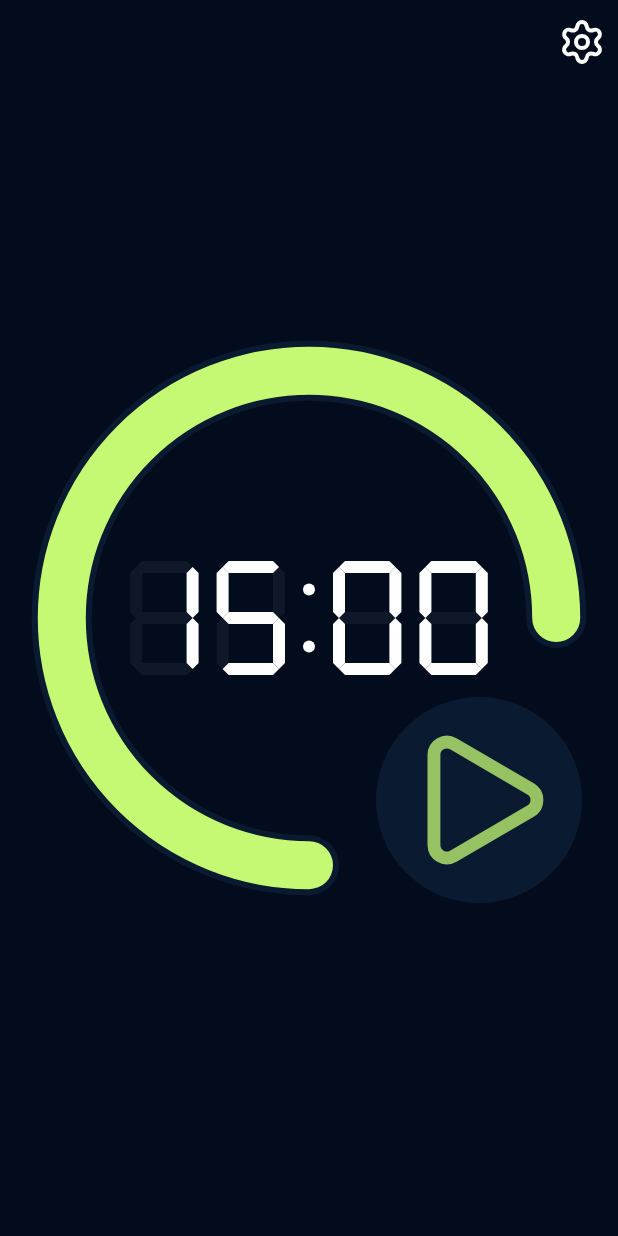
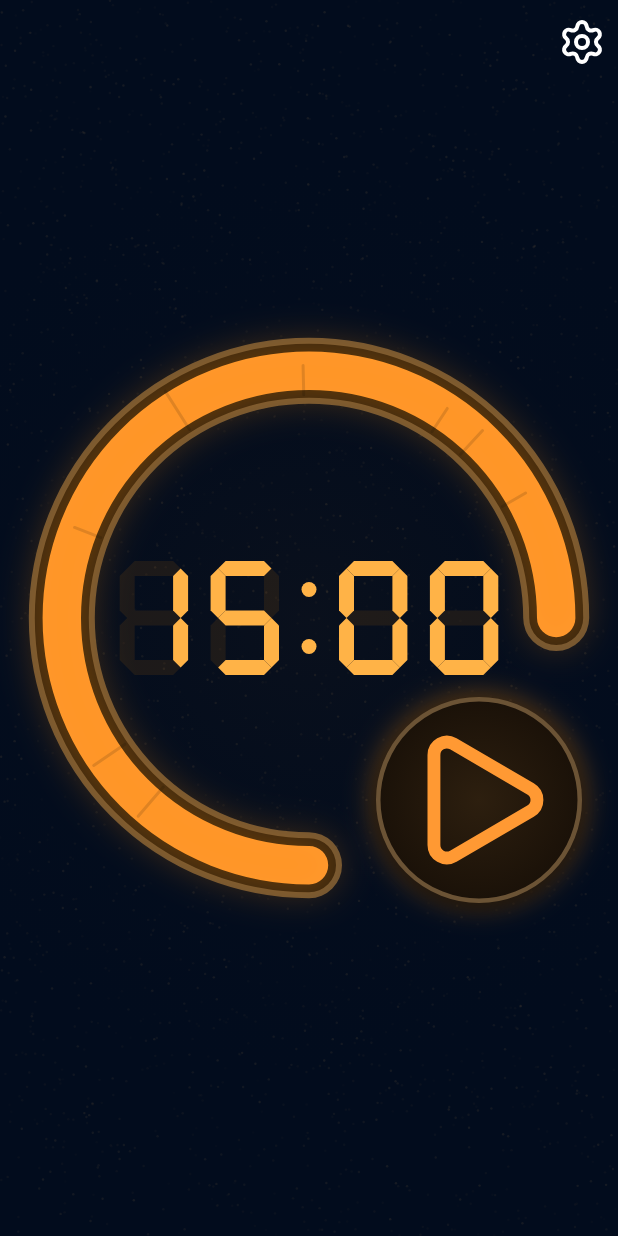
Before and after one commit to ValeriaVG/kvart, a Flutter app: the screen it shows after launch, on a phone screen of 412 x 824 dp. Run offline on Flutter 3.47's test engine with Material 3 defaults, Android fonts, the phone set to English and light mode, and no system bars; our stand-ins replace flutter_local_notifications, in_app_review, just_audio, lucide_icons_flutter, shared_preferences, vibration and 1 more.

Commit message:
chore: add vintage amber theme

```diff
--- /dev/null
+++ b/lib/themes/vintage_amber.dart
@@ -0,0 +1,434 @@
+import 'dart:math';
+
+import 'package:flutter/cupertino.dart'
+    show CupertinoTimerPicker, CupertinoTimerPickerMode;
+import 'package:flutter/material.dart';
+import 'package:kvart/timer/timer_controller.dart';
+import 'package:kvart/timer/timer_view.dart';
+import 'package:kvart/widgets/bell_animation.dart';
+import 'package:kvart/widgets/seven_segment_display.dart';
+import 'package:lucide_icons_flutter/lucide_icons.dart';
+
+/// Vintage amber theme with post-apocalyptic display aesthetics
+/// Retro-futuristic interface inspired by classic wasteland survival gear
+class VintageAmberTimerView extends StatefulWidget implements TimerView {
+  @override
+  final int secondsTotal;
+  @override
+  final int secondsElapsed;
+  @override
+  final TimerController controller;
+  final void Function(int)? onSecondsChanged;
+  @override
+  final bool ready;
+
+  const VintageAmberTimerView({
+    super.key,
+    required this.secondsTotal,
+    required this.secondsElapsed,
+    required this.controller,
+    required this.ready,
+    this.onSecondsChanged,
+  });
+
+  @override
+  State<VintageAmberTimerView> createState() => _VintageAmberTimerViewState();
+}
+
+class _VintageAmberTimerViewState extends State<VintageAmberTimerView> {
+  bool _showBellAnimation = false;
+
+  @override
+  void initState() {
+    super.initState();
+    widget.controller.stateStream.listen((state) {
+      if (state == TimerState.completed) {
+        setState(() {
+          _showBellAnimation = true;
+        });
+        // Hide the bell animation after 5 seconds
+        Future.delayed(const Duration(seconds: 5), () {
+          if (mounted) {
+            setState(() {
+              _showBellAnimation = false;
+            });
+          }
+        });
+      } else if (state == TimerState.idle) {
+        setState(() {
+          _showBellAnimation = false;
+        });
+      }
+    });
+  }
+
+  IconData get _iconForState {
+    switch (widget.controller.state) {
+      case TimerState.running:
+        return LucideIcons.pause;
+      case TimerState.idle:
+      case TimerState.paused:
+        return LucideIcons.play;
+      case TimerState.completed:
+        return LucideIcons.repeat;
+    }
+  }
+
+  void _showTimePicker() {
+    if (widget.controller.state == TimerState.running) return;
+
+    final remainingSeconds = widget.secondsTotal - widget.secondsElapsed;
+    final initialMinutes = remainingSeconds ~/ 60;
+    final initialSeconds = remainingSeconds % 60;
+
+    int selectedSeconds = remainingSeconds;
+
+    showDialog(
+      context: context,
+      barrierColor: Colors.black.withValues(alpha: 0.85),
+      builder: (BuildContext context) {
+        return Dialog.fullscreen(
+          backgroundColor: const Color(0xFF1A1108), // Dark rusty brown
+          child: SafeArea(
+            child: Column(
+              children: [
+                // Header with rusted metallic feel
+                Padding(
+                  padding: const EdgeInsets.all(16),
+                  child: Row(
+                    mainAxisAlignment: MainAxisAlignment.spaceBetween,
+                    children: [
+                      TextButton(
+                        onPressed: () => Navigator.pop(context),
+                        child: const Text(
+                          'CANCEL',
+                          style: TextStyle(
+                            color: Color(0xFF8B6F47), // Dusty tan
+                            fontSize: 16,
+                            fontWeight: FontWeight.w600,
+                            letterSpacing: 1.2,
+                          ),
+                        ),
+                      ),
+                      const Text(
+                        'SET TIMER',
+                        style: TextStyle(
+                          color: Color(0xFFFFB347), // Bright amber
+                          fontSize: 20,
+                          fontWeight: FontWeight.w700,
+                          letterSpacing: 2.0,
+                          shadows: [
+                            Shadow(color: Color(0x80FF8C00), blurRadius: 8),
+                          ],
+                        ),
+                      ),
+                      TextButton(
+                        onPressed: () {
+                          widget.onSecondsChanged?.call(selectedSeconds);
+                          Navigator.pop(context);
+                        },
+                        child: const Text(
+                          'DONE',
+                          style: TextStyle(
+                            color: Color(0xFFFF9933), // Warning amber
+                            fontSize: 16,
+                            fontWeight: FontWeight.w700,
+                            letterSpacing: 1.2,
+                          ),
+                        ),
+                      ),
+                    ],
+                  ),
+                ),
+                Container(
+                  height: 2,
+                  decoration: BoxDecoration(
+                    gradient: LinearGradient(
+                      colors: [
+                        Colors.transparent,
+                        Color(0xFF8B6F47),
+                        Colors.transparent,
+                      ],
+                    ),
+                  ),
+                ),
+                // Time Picker with terminal aesthetics
+                Expanded(
+                  child: CupertinoTimerPicker(
+                    mode: CupertinoTimerPickerMode.ms,
+                    initialTimerDuration: Duration(
+                      minutes: initialMinutes,
+                      seconds: initialSeconds,
+                    ),
+                    onTimerDurationChanged: (Duration duration) {
+                      selectedSeconds = duration.inSeconds;
+                    },
+                    backgroundColor: const Color(0xFF1A1108),
+                    itemExtent:
+                        48, // Reduced from 64 to better center the selection indicator
+                  ),
+                ),
+              ],
+            ),
+          ),
+        );
+      },
+    );
+  }
+
+  @override
+  Widget build(BuildContext context) {
+    final progress =
+        (widget.secondsTotal - widget.secondsElapsed) / widget.secondsTotal;
+    final minSide = min(
+      MediaQuery.of(context).size.width,
+      MediaQuery.of(context).size.height,
+    );
+    final digitWidth = (minSide - 32 * 2) / 5 - 24;
+    final digitHeight = digitWidth * 80 / 48;
+
+    return Stack(
+      children: [
+        // Noise and rustic lines background
+        CustomPaint(
+          painter: RusticNoisePainter(),
+          size: Size.infinite,
+          child: Container(),
+        ),
+        // Radial gradient overlay
+        Container(
+          decoration: BoxDecoration(
+            gradient: RadialGradient(
+              center: Alignment.center,
+              radius: 0.8,
+              colors: [
+                Color(0x08FF8C00), // Subtle orange glow in center
+                Colors.transparent,
+              ],
+            ),
+          ),
+        ),
+        // Main content
+          // Main timer with progress arc
+          CustomPaint(
+            painter: VintageAmberArcPainter(progress),
+            child: Center(
+              child: GestureDetector(
+                onTap: _showTimePicker,
+                child: SevenSegmentDisplay(
+                  disabled: widget.ready == false,
+                  minutes: (widget.secondsTotal - widget.secondsElapsed) ~/ 60,
+                  seconds: (widget.secondsTotal - widget.secondsElapsed) % 60,
+                  digitWidth: digitWidth,
+                  digitHeight: digitHeight,
+                  // Classic vintage amber/orange terminal color
+                  onColor: const Color(0xFFFFB347), // Bright amber
+                  offColor: const Color(
+                    0x18FF8C00,
+                  ), // Very dim amber for off segments
+                  segmentThickness: 10, // Slightly thicker for retro feel
+                ),
+              ),
+            ),
+          ),
+          // Bell animation
+          if (_showBellAnimation)
+            Positioned(
+              top: MediaQuery.of(context).size.height / 2 - minSide / 3,
+              left: MediaQuery.of(context).size.width / 2 - 32,
+              child: const BellAnimation(
+                size: 64,
+                color: Color(0xFFFFB347), // Bright amber to match theme
+              ),
+            ),
+          // Control button with rustic metallic styling
+          Positioned(
+            top: MediaQuery.of(context).size.height / 2 + minSide / 6 - 16,
+            right: (MediaQuery.of(context).size.width - minSide) / 2 + 24,
+            child: Material(
+              color: Colors.transparent,
+              child: Container(
+                width: minSide / 3,
+                height: minSide / 3,
+                decoration: BoxDecoration(
+                  // Rusty metal background with border
+                  gradient: RadialGradient(
+                    colors: [
+                      Color(0xFF2D1F0F), // Dark rusty center
+                      Color(0xFF1A1108), // Darker edges
+                    ],
+                  ),
+                  shape: BoxShape.circle,
+                  border: Border.all(
+                    color: Color(0xFF6B5335), // Rusty brown border
+                    width: 3,
+                  ),
+                  boxShadow: [
+                    BoxShadow(
+                      color: Color(0x60FF8C00),
+                      blurRadius: 16,
+                      spreadRadius: 2,
+                    ),
+                    BoxShadow(
+                      color: Colors.black.withValues(alpha: 0.5),
+                      blurRadius: 8,
+                      offset: Offset(0, 4),
+                    ),
+                  ],
+                ),
+                child: InkWell(
+                  onTap: () {
+                    if (widget.controller.state == TimerState.running) {
+                      widget.controller.pauseTimer();
+                    } else {
+                      widget.controller.startTimer();
+                    }
+                  },
+                  borderRadius: BorderRadius.circular(minSide / 6),
+                  child: Center(
+                    child: Icon(
+                      _iconForState,
+                      color: Color(0xFFFF9933), // Warning amber
+                      size: minSide / 4,
+                      shadows: [
+                        Shadow(color: Color(0xFFFF8C00), blurRadius: 12),
+                      ],
+                    ),
+                  ),
+                ),
+              ),
+            ),
+          ),
+        ],
+    );
+  }
+}
+
+/// Painter for rustic noise and scratches background
+class RusticNoisePainter extends CustomPainter {
+  @override
+  void paint(Canvas canvas, Size size) {
+    final random = Random(12345); // Fixed seed for consistent pattern
+
+    // Draw noise/grain texture with amber tones
+    final noisePaint = Paint()
+      ..style = PaintingStyle.fill;
+
+    // Create noise by drawing many small dots with amber color
+    for (var i = 0; i < 3000; i++) {
+      final x = random.nextDouble() * size.width;
+      final y = random.nextDouble() * size.height;
+      final opacity = random.nextDouble() * 0.4 + 0.1;
+      // Mix of dark amber and rust colors
+      final useAmber = random.nextBool();
+      canvas.drawCircle(
+        Offset(x, y),
+        0.8,
+        noisePaint
+          ..color = useAmber
+              ? Color.fromRGBO(139, 111, 71, opacity * 0.3) // Dusty tan
+              : Color.fromRGBO(107, 83, 53, opacity * 0.2), // Rusty brown
+      );
+    }
+
+  }
+
+  @override
+  bool shouldRepaint(covariant CustomPainter oldDelegate) => false;
+}
+
+class VintageAmberArcPainter extends CustomPainter {
+  final double progress;
+
+  VintageAmberArcPainter(this.progress);
+
+  @override
+  void paint(Canvas canvas, Size size) {
+    const startAngle = -pi * 1.5;
+    const sweepAngle = pi * 1.5;
+    const strokeWidth = 32.0;
+
+    final center = Offset(size.width / 2, size.height / 2);
+    final radius = min(size.width, size.height) * 0.4;
+    final rect = Rect.fromCircle(center: center, radius: radius);
+
+    final progressSweepAngle = sweepAngle * progress;
+
+    // Draw outer rusty border ring
+    final outerBorderPaint = Paint()
+      ..color =
+          const Color(0xFF6B5335) // Rusty brown
+      ..style = PaintingStyle.stroke
+      ..strokeWidth = strokeWidth + 12
+      ..strokeCap = StrokeCap.round;
+
+    canvas.drawArc(rect, startAngle, sweepAngle, false, outerBorderPaint);
+
+    // Draw the background track (dark rusty metal)
+    final backgroundPaint = Paint()
+      ..color = const Color(0xFF2D1F0F)
+      ..style = PaintingStyle.stroke
+      ..strokeWidth = strokeWidth + 4
+      ..strokeCap = StrokeCap.round;
+
+    canvas.drawArc(rect, startAngle, sweepAngle, false, backgroundPaint);
+
+    // Draw the progress arc with gradient effect
+    // We'll approximate gradient by drawing multiple arcs with varying opacity
+
+    final innerRadius = radius - strokeWidth / 6 + (strokeWidth / 6);
+    final innerRect = Rect.fromCircle(center: center, radius: innerRadius);
+
+    final gradientPaint = Paint()
+      ..color = const Color(0xFFFF9933)
+      ..style = PaintingStyle.stroke
+      ..strokeWidth = strokeWidth * 0.8
+      ..strokeCap = StrokeCap.round;
+
+    canvas.drawArc(
+      innerRect,
+      startAngle,
+      progressSweepAngle,
+      false,
+      gradientPaint,
+    );
+
+    // Add glow effect to the progress arc
+    final glowPaint = Paint()
+      ..color = const Color(0x40FF8C00)
+      ..style = PaintingStyle.stroke
+      ..strokeWidth = strokeWidth + 8
+      ..strokeCap = StrokeCap.round
+      ..maskFilter = const MaskFilter.blur(BlurStyle.normal, 12);
+
+    canvas.drawArc(rect, startAngle, progressSweepAngle, false, glowPaint);
+
+    // Draw scratches and wear marks on the arc for rustic feel
+    final scratchPaint = Paint()
+      ..color = const Color(0x20000000)
+      ..style = PaintingStyle.stroke
+      ..strokeWidth = 2
+      ..strokeCap = StrokeCap.round;
+
+    // Add a few random-looking scratches
+    final random = Random(42); // Fixed seed for consistent scratches
+    for (var i = 0; i < 8; i++) {
+      final scratchAngle = startAngle + (sweepAngle * random.nextDouble());
+      final scratchLength = strokeWidth * (0.5 + random.nextDouble() * 0.5);
+      final scratchStart = Offset(
+        center.dx + (radius - strokeWidth / 2) * cos(scratchAngle),
+        center.dy + (radius - strokeWidth / 2) * sin(scratchAngle),
+      );
+      final scratchEnd = Offset(
+        center.dx +
+            (radius - strokeWidth / 2 + scratchLength) * cos(scratchAngle),
+        center.dy +
+            (radius - strokeWidth / 2 + scratchLength) * sin(scratchAngle),
+      );
+      canvas.drawLine(scratchStart, scratchEnd, scratchPaint);
+    }
+  }
+
+  @override
+  bool shouldRepaint(covariant CustomPainter oldDelegate) => true;
+}
--- a/lib/timer/timer_screen.dart
+++ b/lib/timer/timer_screen.dart
@@ -3,6 +3,7 @@ import 'package:flutter/services.dart';
 import 'package:kvart/notification/notification_service.dart';
 import 'package:kvart/settings/settings_screen.dart';
 import 'package:kvart/themes/default.dart';
+import 'package:kvart/themes/vintage_amber.dart';
 import 'package:kvart/timer/timer_controller.dart';
 import 'package:lucide_icons_flutter/lucide_icons.dart';
 import 'package:shared_preferences/shared_preferences.dart';
@@ -101,7 +102,7 @@ class _TimerScreenState extends State<TimerScreen> {
         ],
       ),
       body: Center(
-        child: DefaultTimerView(
+        child: VintageAmberTimerView(
           secondsTotal: _secondsTotal,
           secondsElapsed: _secondsElapsed,
           controller: _timerController,
```
